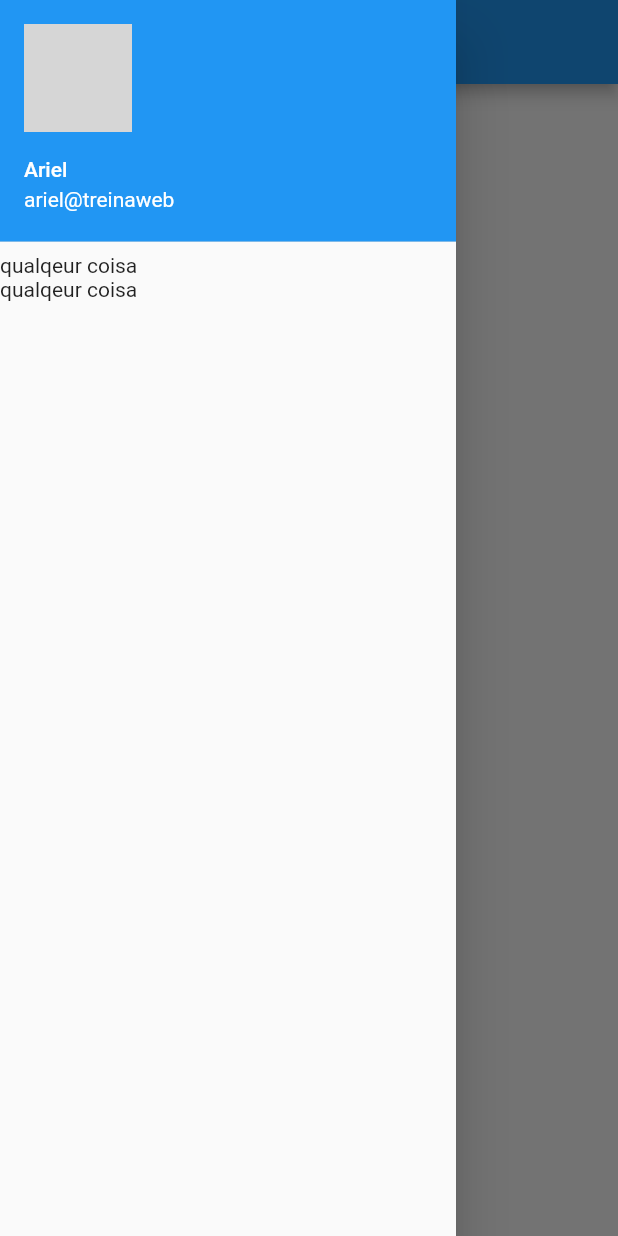
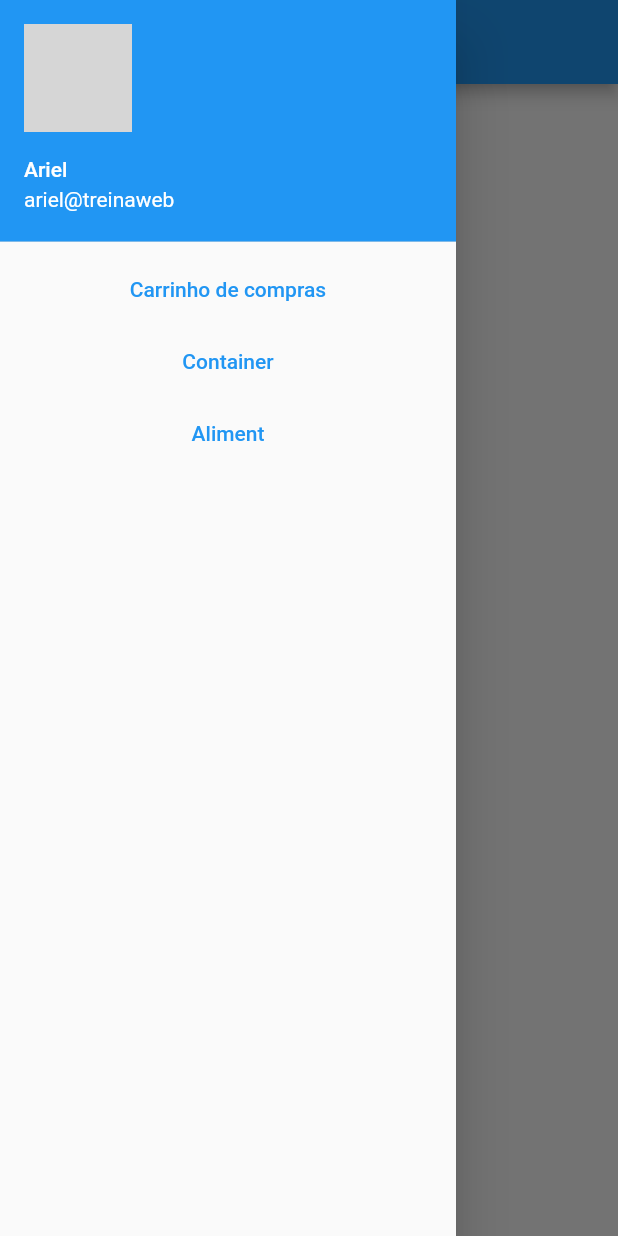
Before and after one commit to treinaweb/treinaweb-flutter-widgets-layout, a Flutter app: the screen it shows after launch, with the side drawer open, on a phone screen of 412 x 824 dp. Run offline on Flutter 3.47's test engine with Material 2 defaults, Android fonts, the phone set to English and light mode, and no system bars; network calls fail; grey boxes are pictures that could not be loaded.

Commit message:
projeto 1

```diff
--- /dev/null
+++ b/lib/list.dart
@@ -0,0 +1,44 @@
+import 'package:carrinho_de_compras/projeto/index.dart';
+import 'package:carrinho_de_compras/widgets/aligment.dart';
+import 'package:carrinho_de_compras/widgets/container.dart';
+import 'package:flutter/material.dart';
+
+class ListMenu {
+  ListMenu._();
+
+  static List<Widget> get(BuildContext context) {
+    return [
+      UserAccountsDrawerHeader(
+        accountName: const Text('Ariel'),
+        accountEmail: const Text('ariel@treinaweb'),
+        currentAccountPicture: ClipOval(
+          child: Image.network('https://github.com/arielsardinha.png'),
+        ),
+      ),
+      TextButton(
+        onPressed: () {
+          Navigator.of(context).push(
+            MaterialPageRoute(builder: (ctx) => const CarrinhoDeCompras()),
+          );
+        },
+        child: const Text('Carrinho de compras'),
+      ),
+      TextButton(
+        onPressed: () {
+          Navigator.of(context).push(
+            MaterialPageRoute(builder: (ctx) => const ContainerView()),
+          );
+        },
+        child: const Text('Container'),
+      ),
+      TextButton(
+        onPressed: () {
+          Navigator.of(context).push(
+            MaterialPageRoute(builder: (ctx) => const AlimentView()),
+          );
+        },
+        child: const Text('Aliment'),
+      )
+    ];
+  }
+}
--- a/lib/main.dart
+++ b/lib/main.dart
@@ -1,4 +1,6 @@
 import 'package:carrinho_de_compras/projeto/index.dart';
+import 'package:carrinho_de_compras/widgets/aligment.dart';
+import 'package:carrinho_de_compras/widgets/container.dart';
 import 'package:flutter/material.dart';
 
 void main() {
--- a/lib/projeto/index.dart
+++ b/lib/projeto/index.dart
@@ -1,3 +1,5 @@
+import 'package:carrinho_de_compras/list.dart';
+import 'package:carrinho_de_compras/widgets/container.dart';
 import 'package:flutter/material.dart';
 
 class CarrinhoDeCompras extends StatelessWidget {
@@ -13,17 +15,7 @@ class CarrinhoDeCompras extends StatelessWidget {
       ),
       drawer: Drawer(
         child: ListView(
-          children: [
-            UserAccountsDrawerHeader(
-              accountName: const Text('Ariel'),
-              accountEmail: const Text('ariel@treinaweb'),
-              currentAccountPicture: ClipOval(
-                child: Image.network('https://github.com/arielsardinha.png'),
-              ),
-            ),
-            Text('qualqeur coisa '),
-            Text('qualqeur coisa ')
-          ],
+          children: ListMenu.get(context),
         ),
       ),
     );
```
Also changed, not shown: lib/widgets/container.dart (added, +28 -0 lines).
